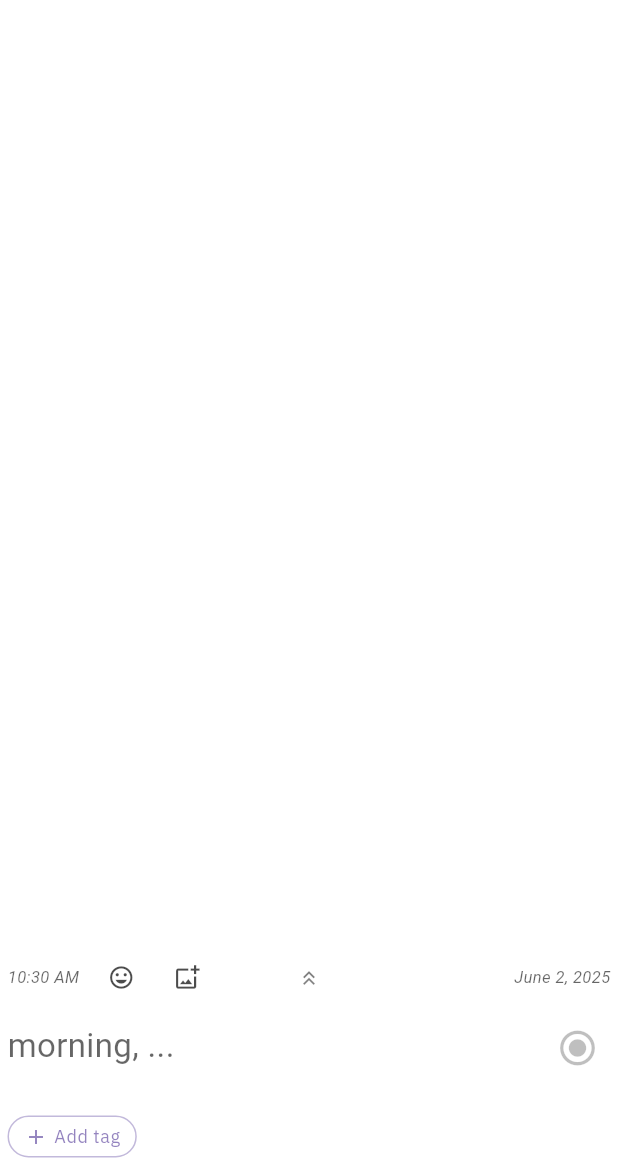
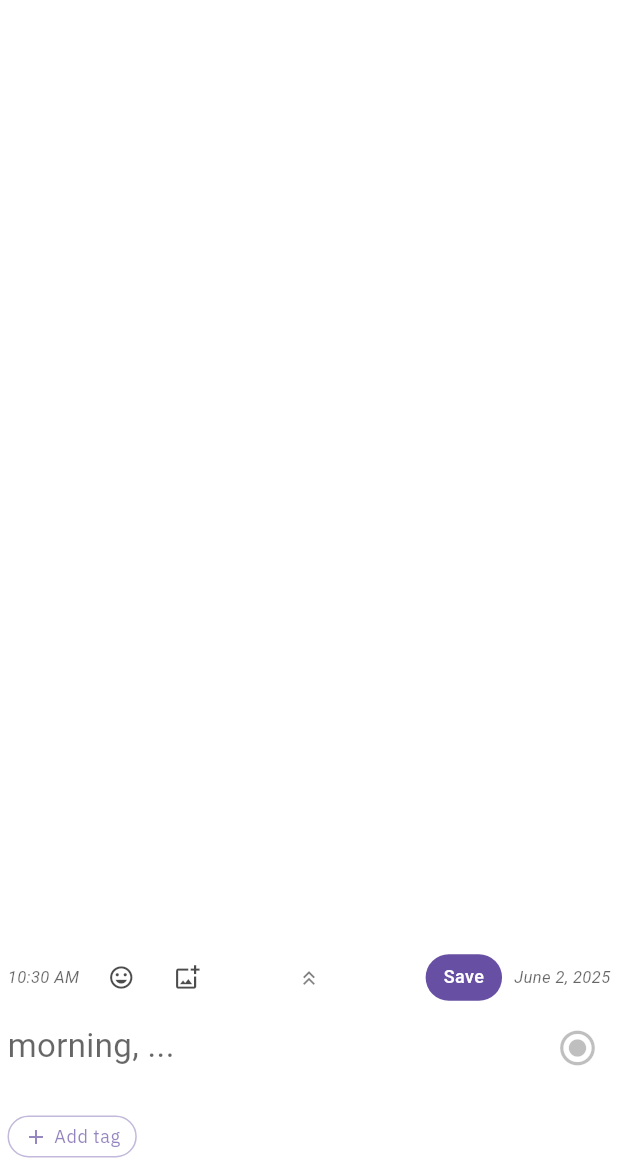
Before and after one commit to Nswa/genesis_f1, a Flutter app: the screen it shows once a user with an empty profile is signed in, on a phone screen of 412 x 824 dp, the part 68-1236 px from its top. Run offline on Flutter 3.47's test engine with Material 3 defaults, Android fonts, the phone set to English and light mode, and no system bars; our stand-ins replace cached_network_image, camera, cloud_firestore, connectivity_plus, firebase_auth, firebase_core and 10 more; missing offline and left inert: ffmpeg_kit_flutter_new, fuzzy; accounts and stored records are empty; Roboto replaces fonts that are missing (Georgia); project files that could hold a hidden picture were left out.

Commit message:
Save button - always visible

```diff
--- a/lib/widgets/journal_input.dart
+++ b/lib/widgets/journal_input.dart
@@ -426,9 +426,7 @@ class _JournalInputWidgetState extends State<JournalInputWidget>
                                   padding: EdgeInsets.zero,
                                   constraints: const BoxConstraints(),
                                   visualDensity: VisualDensity.compact,
-                                ),                                const Spacer(),
-                                // Save button when scrolling is needed
-                                if (_needsScrolling)
+                                ),                                const Spacer(),                                // Save button - always visible
                                 Container(
                                   margin: const EdgeInsets.only(right: 8),
                                   child: GestureDetector(
```
Lines whose indentation alone changed are shown as unchanged.
